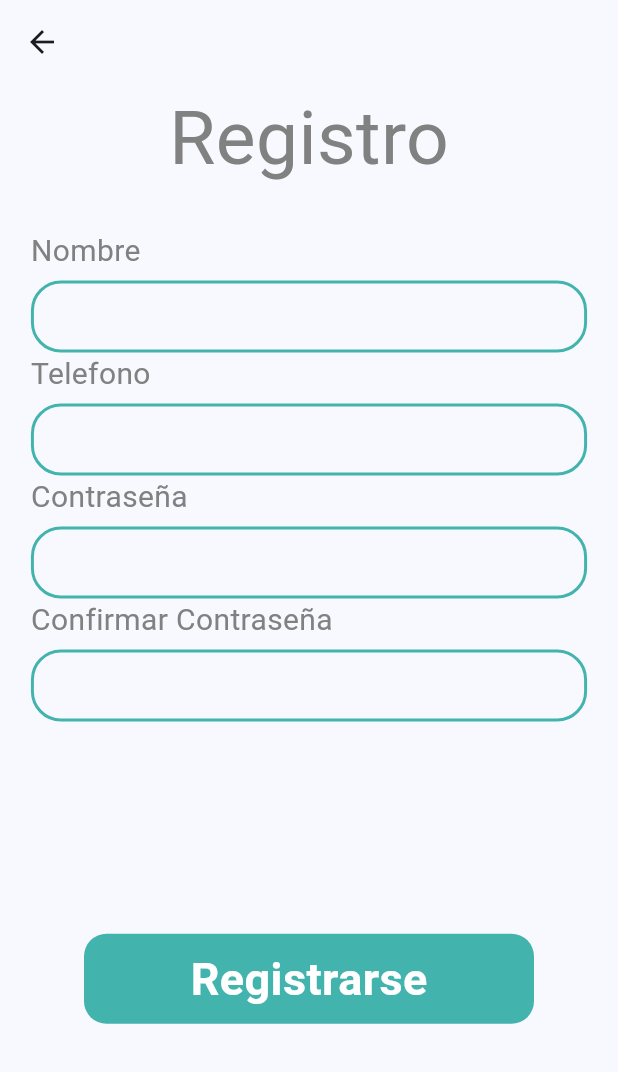
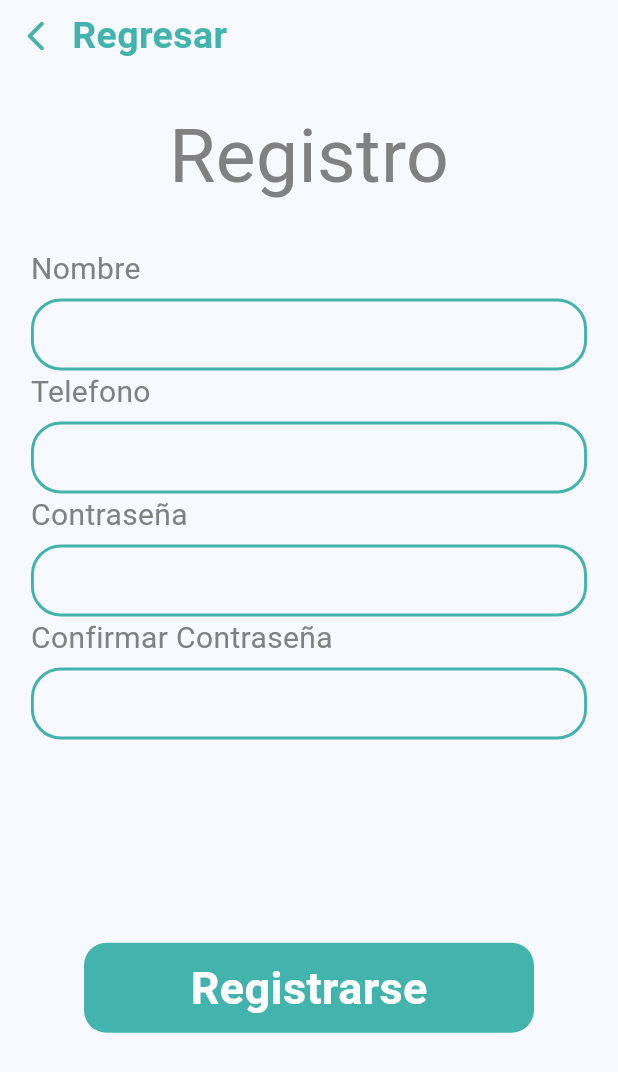
Before and after one commit to RonyPony/takki_front, a Flutter app: the RegisterScreen screen opened by its route, on a phone screen of 412 x 824 dp. Shown: the top 1072 px of the screen. Run offline on Flutter 3.47's test engine with Material 3 defaults, Android fonts, the light colour scheme and no system bars; our stand-ins replace flutter_svg, google_fonts; Roboto replaces fonts that are missing (Imprima).

Commit message:
more changes

```diff
--- a/takki/lib/screens/auth/register/registerScreen.dart
+++ b/takki/lib/screens/auth/register/registerScreen.dart
@@ -14,11 +14,37 @@ class RegisterScreen extends StatelessWidget {
         TextEditingController();
     Size base = MediaQuery.of(context).size;
     return Scaffold(
-      appBar: AppBar(),
       body: SafeArea(
         child: Center(
           child: Column(
             children: [
+              Row(
+                children: [
+                  IconButton(
+                      onPressed: () {
+                        Navigator.pop(context);
+                      },
+                      icon: Icon(
+                        Icons.arrow_back_ios_new_rounded,
+                        color: Color(0xFF43B3AE),
+                      )),
+                  GestureDetector(
+                    onTap: () {
+                      Navigator.pop(context);
+                    },
+                    child: Text(
+                      "Regresar",
+                      style: TextStyle(
+                          fontSize: 25,
+                          fontWeight: FontWeight.bold,
+                          color: Color(0xFF43B3AE)),
+                    ),
+                  ),
+                ],
+              ),
+              SizedBox(
+                height: 20,
+              ),
               const Text(
                 'Registro',
                 style: TextStyle(fontSize: 50, color: Color(0xFF818181)),
--- a/takki/pubspec.yaml
+++ b/takki/pubspec.yaml
@@ -23,3 +23,4 @@ flutter:
     - assets/layout/fingerprint1.svg
     - assets/layout/lock.svg
     - assets/layout/testQR.svg
+    - assets/layout/profile.svg
```
Also changed, not shown: takki/lib/screens/profile/profileScreens.dart (+72 -1 lines), takki/assets/layout/profile.svg (added).
